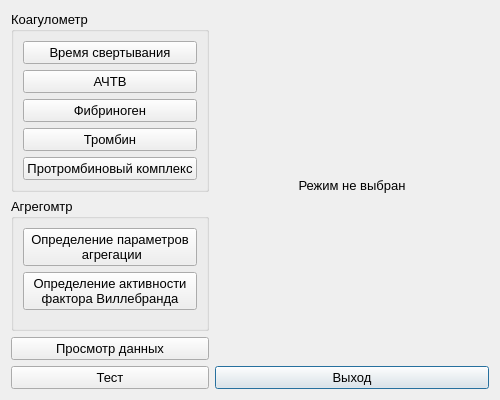
This is choisedialog/choisedialog.ui in krang4d/Agrekola as Qt 5 draws it before an edit. The edited form follows.
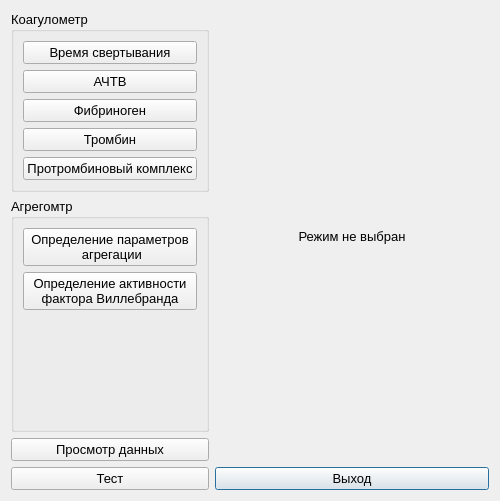
This is the edited form. The open tabs and pages were chosen to show the change. Custom widgets are drawn as their Qt base class.

Diff of the .ui file:
```diff
--- a/choisedialog/choisedialog.ui
+++ b/choisedialog/choisedialog.ui
@@ -7,7 +7,7 @@
     <x>0</x>
     <y>0</y>
     <width>500</width>
-    <height>400</height>
+    <height>501</height>
    </rect>
   </property>
   <property name="font">
```
Left out of the diff: 2 changed lines with no effect on the pictures.
